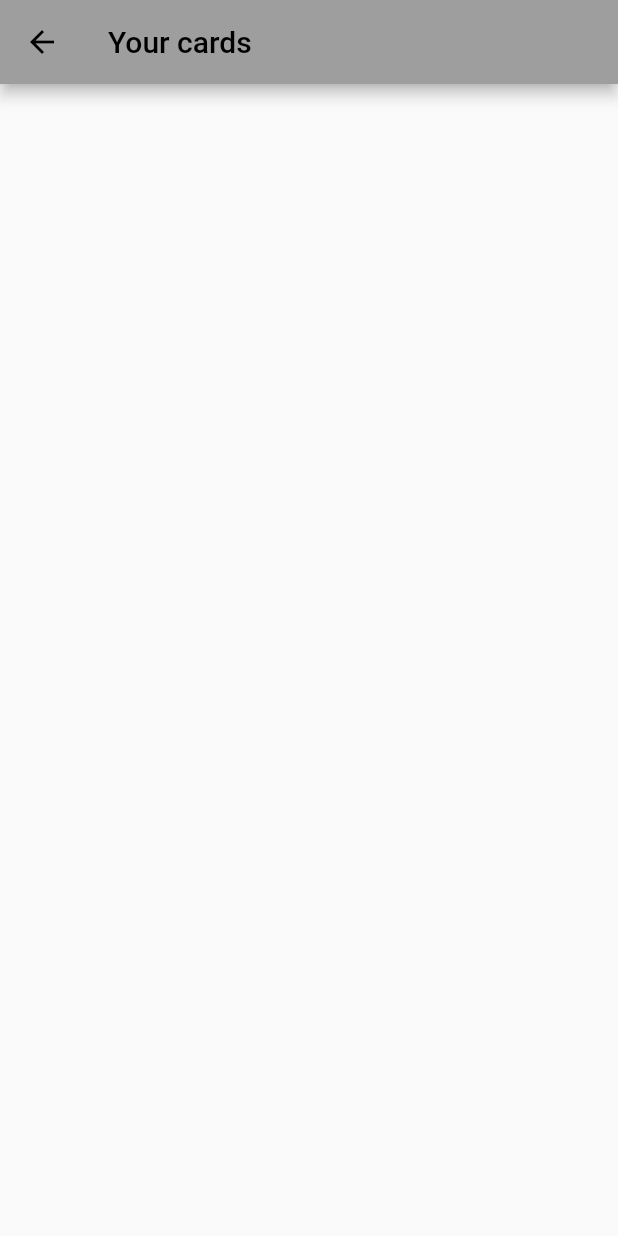
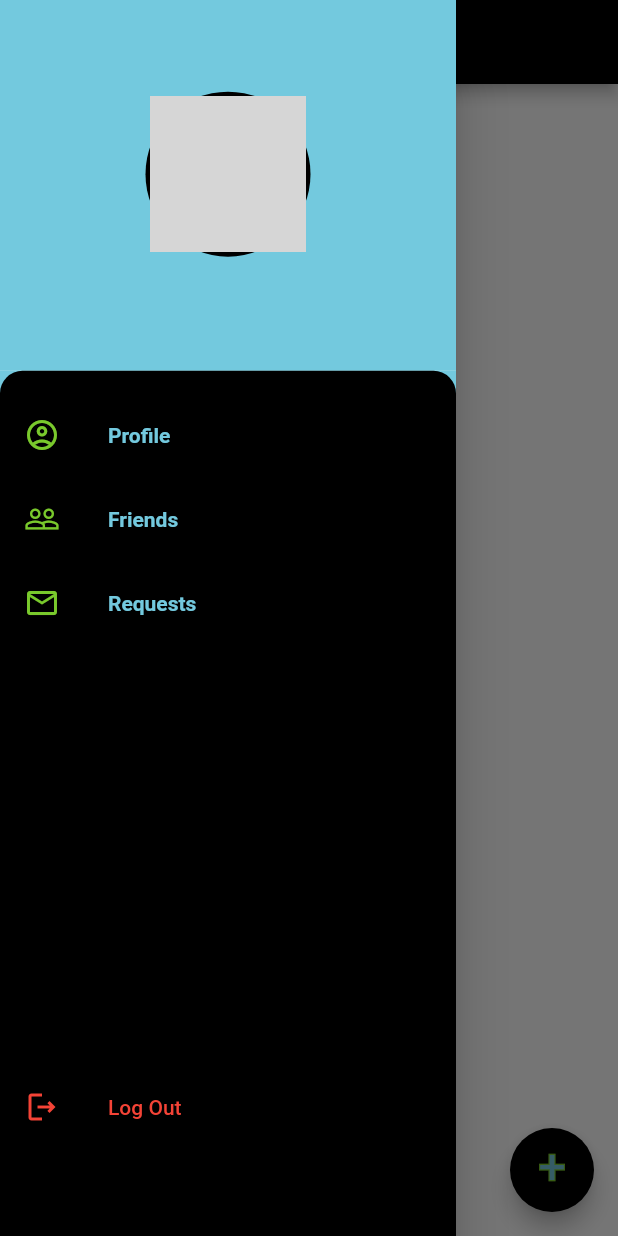
Before and after one commit to u-urieldev/rm-mobile, a Flutter app: the CardsPage screen opened by its route, with the side drawer open (before the commit the screen has no drawer), on a phone screen of 412 x 824 dp. Run offline on Flutter 3.47's test engine with Material 2 defaults, Android fonts, the phone set to English and light mode, and no system bars; our stand-ins replace cloud_firestore, firebase_auth, firebase_core, liquid_progress_indicator; accounts and stored records are empty; network calls fail; grey boxes are pictures that could not be loaded.

Commit message:
Drawer casi listo

```diff
--- a/lib/models/app_user.dart
+++ b/lib/models/app_user.dart
@@ -8,6 +8,7 @@ class AppUser {
     required this.cards,
     required this.friends,
     required this.requests,
+    required this.profile_image,
   });
 
   String uid;
@@ -16,6 +17,7 @@ class AppUser {
   List<String> cards;
   List<String> friends;
   List<String> requests;
+  String profile_image;
 
   Map<String, dynamic> toMap() => {
         "name": name,
@@ -23,7 +25,8 @@ class AppUser {
         "email": email,
         "cards": cards,
         "friends": friends,
-        "requests": requests
+        "requests": requests,
+        "profile_image": profile_image
       };
 
   factory AppUser.fromDocSnapshot(DocumentSnapshot snapshot) {
@@ -38,5 +41,5 @@ class AppUser {
       cards: List<String>.from(json['cards'].map((x) => x)),
       friends: List<String>.from(json['friends'].map((x) => x)),
       requests: List<String>.from(json['requests'].map((x) => x)),
-      );
+      profile_image: json['profile_image']);
 }
--- a/lib/providers/auth_provider.dart
+++ b/lib/providers/auth_provider.dart
@@ -35,7 +35,8 @@ class AuthProvider extends ChangeNotifier {
           email: email,
           cards: [],
           friends: [],
-          requests: []);
+          requests: [],
+          profile_image: "");
 
       notifyListeners();
 
@@ -86,6 +87,7 @@ class AuthProvider extends ChangeNotifier {
 
         //Actualizar estado de app
         notifyListeners();
+        print(currentUser!.profile_image);
         return "exito";
       }
 
--- a/lib/screens/cards.dart
+++ b/lib/screens/cards.dart
@@ -1,4 +1,5 @@
 import 'package:flutter/material.dart';
+import 'package:insults_album/constans/custom_colors.dart';
 import 'package:insults_album/services/cards_service.dart';
 import 'package:provider/provider.dart';
 import '../providers/auth_provider.dart';
@@ -7,6 +8,8 @@ import '../models/card.dart';
 import 'package:http/http.dart' as http;
 import '../models/card.dart';
 import 'dart:convert';
+import '../widgets/title_font.dart';
+import '../widgets/drawer_menu.dart';
 
 class CardsPage extends StatelessWidget {
   const CardsPage({super.key});
@@ -18,16 +21,32 @@ class CardsPage extends StatelessWidget {
 
   @override
   Widget build(BuildContext context) {
-    final authProvider = Provider.of<AuthProvider>(context);
-    final FirebaseFirestore _instance = FirebaseFirestore.instance;
-
-    //fetchCard();
-
-    return Scaffold(
-      appBar: AppBar(
-        title: Text("Your cards ${authProvider.currentUser!.name}"),
+    return WillPopScope(
+      onWillPop: () async => false,
+      child: Scaffold(
+        backgroundColor: Colors.white,
+        drawer: Menu(),
+        appBar: AppBar(
+          backgroundColor: Colors.black,
+          iconTheme: IconThemeData(color: Colors.grey),
+          title: TitleFont(
+            text: "Your cards",
+            size: 25,
+          ),
+        ),
+        floatingActionButton: FloatingActionButton(
+          backgroundColor: Colors.black,
+          onPressed: (() => true),
+          child: Padding(
+            padding: const EdgeInsets.only(bottom: 5),
+            child: TitleFont(
+              text: "+",
+              size: 32,
+            ),
+          ),
+        ),
+        body: Center(),
       ),
-      body: Container(),
     );
   }
 }
--- /dev/null
+++ b/lib/widgets/drawer_menu.dart
@@ -0,0 +1,125 @@
+import 'package:flutter/material.dart';
+import 'package:provider/provider.dart';
+import '../providers/auth_provider.dart';
+import '../constans/custom_colors.dart';
+
+class Menu extends StatelessWidget {
+  const Menu({
+    Key? key,
+  }) : super(key: key);
+
+  @override
+  Widget build(BuildContext context) {
+    final authProvider = Provider.of<AuthProvider>(context);
+
+    return Drawer(
+      child: Column(
+        children: [
+          Expanded(
+            flex: 3,
+            child: Container(
+                width: double.infinity,
+                height: double.infinity,
+                color: CustomColors.kBlue,
+                child: Column(
+                  mainAxisAlignment: MainAxisAlignment.center,
+                  children: [
+                    const SizedBox(height: 25),
+                    CircleAvatar(
+                      radius: 55,
+                      backgroundColor: Colors.black,
+                      child: CircleAvatar(
+                        radius: 52,
+                        backgroundColor: Colors.black,
+                        backgroundImage: NetworkImage(
+                            authProvider.currentUser!.profile_image),
+                      ),
+                    ),
+                    const SizedBox(height: 17),
+                    Text(
+                      authProvider.currentUser!.name,
+                      style: const TextStyle(fontSize: 20),
+                    ),
+                  ],
+                )),
+          ),
+          Expanded(
+            flex: 7,
+            child: Container(
+              width: double.infinity,
+              height: double.infinity,
+              color: CustomColors.kBlue,
+              child: Container(
+                width: double.infinity,
+                height: double.infinity,
+                decoration: const BoxDecoration(
+                  color: Colors.black,
+                  borderRadius: BorderRadius.vertical(top: Radius.circular(15)),
+                ),
+                child: Column(
+                  children: const [
+                    SizedBox(height: 15),
+                    CustomMenuListTitle(
+                      icon: Icons.account_circle_outlined,
+                      text: "Profile",
+                    ),
+                    CustomMenuListTitle(
+                      icon: Icons.people_outline,
+                      text: "Friends",
+                    ),
+                    CustomMenuListTitle(
+                      icon: Icons.mail_outline,
+                      text: "Requests",
+                    ),
+                    SizedBox(
+                      height: 280,
+                    ),
+                    ListTile(
+                      leading: Icon(
+                        Icons.logout_outlined,
+                        color: Colors.red,
+                      ),
+                      title: Text(
+                        'Log Out',
+                        style: TextStyle(color: Colors.red),
+                      ),
+                    )
+                  ],
+                ),
+              ),
+            ),
+          ),
+        ],
+      ),
+    );
+  }
+}
+
+class CustomMenuListTitle extends StatelessWidget {
+  const CustomMenuListTitle({
+    Key? key,
+    required this.icon,
+    required this.text,
+  }) : super(key: key);
+
+  final IconData icon;
+  final String text;
+
+  @override
+  Widget build(BuildContext context) {
+    return ListTile(
+      leading: Icon(
+        icon,
+        color: CustomColors.kGreen,
+      ),
+      title: Text(
+        text,
+        style: const TextStyle(
+            color: CustomColors.kBlue, fontWeight: FontWeight.bold),
+      ),
+    );
+  }
+}
+
+//Text(authProvider.currentUser!.name),
+// BorderRadius.vertical(bottom: Radius.circular(20))
--- /dev/null
+++ b/lib/widgets/title_font.dart
@@ -0,0 +1,40 @@
+import 'package:flutter/material.dart';
+import '../constans/custom_colors.dart';
+
+class TitleFont extends StatelessWidget {
+  TitleFont({Key? key, required this.text, required this.size})
+      : super(key: key);
+
+  final String text;
+  final double size;
+  @override
+  Widget build(BuildContext context) {
+    return Stack(
+      children: [
+        // Implement the stroke
+        Text(
+          text,
+          style: TextStyle(
+            fontSize: size,
+            letterSpacing: 3,
+            fontWeight: FontWeight.normal,
+            foreground: Paint()
+              ..style = PaintingStyle.stroke
+              ..strokeWidth = 1.7
+              ..color = CustomColors.kGreen,
+          ),
+        ),
+        // The text inside
+        Text(
+          text,
+          style: TextStyle(
+            fontSize: size,
+            letterSpacing: 3,
+            fontWeight: FontWeight.normal,
+            color: CustomColors.kBlue,
+          ),
+        ),
+      ],
+    );
+  }
+}
```
Lines whose indentation alone changed are shown as unchanged.
